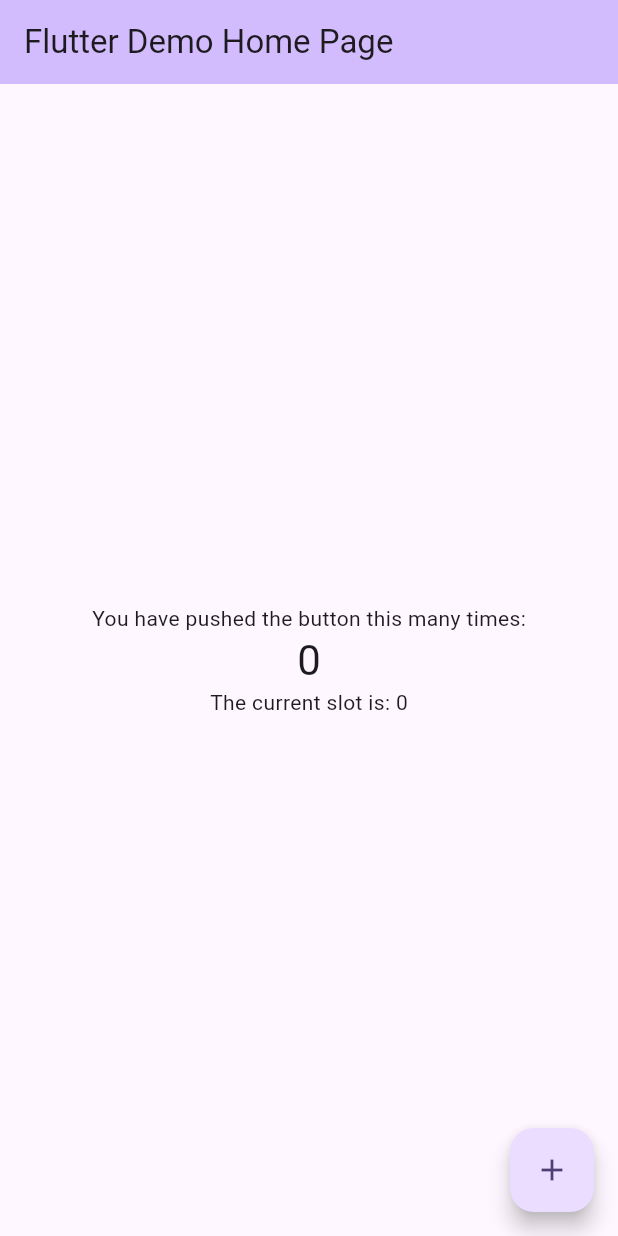
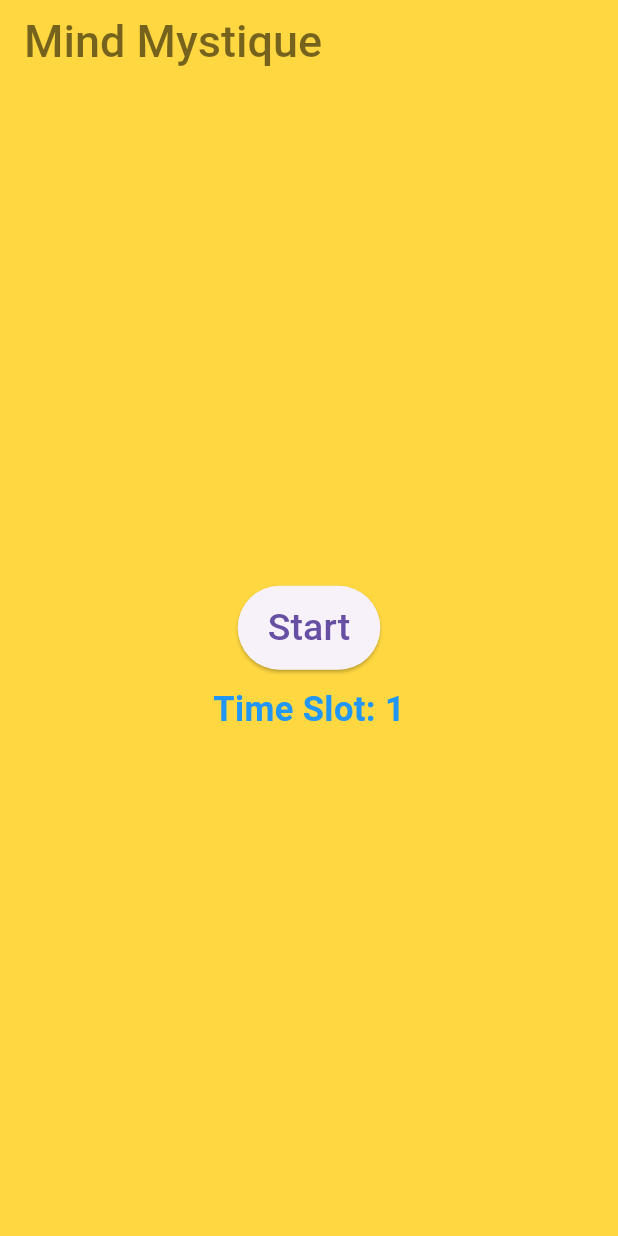
Before and after one commit to abhidhadke/mind_mystique_codefiesta_2024, a Flutter app: the screen it shows after launch, on a phone screen of 412 x 824 dp. Run offline on Flutter 3.47's test engine with Material 3 defaults, Android fonts, the phone set to English and light mode, and no system bars.

Commit message:
UI created

```diff
--- /dev/null
+++ b/lib/Screens/start_page/start_page.dart
@@ -0,0 +1,119 @@
+import 'package:flutter/material.dart';
+import 'package:mind_mystique/Screens/quiz_page/quiz_page.dart';
+
+class StartPage extends StatefulWidget {
+  const StartPage({super.key});
+
+  @override
+  State<StartPage> createState() => _StartPageState();
+}
+
+class _StartPageState extends State<StartPage> {
+  int timeSlot = 1;
+
+  checkTimeSlot() {}
+
+  @override
+  void initState() {
+    checkTimeSlot();
+    super.initState();
+  }
+
+  @override
+  Widget build(BuildContext context) {
+    return Scaffold(
+      backgroundColor: Colors.amberAccent,
+      appBar: AppBar(
+        title: const Text(
+          'Mind Mystique',
+          style: TextStyle(
+              fontSize: 30, fontWeight: FontWeight.w500, color: Colors.black54),
+        ),
+        backgroundColor: Colors.transparent,
+      ),
+      body: Center(
+        child: Column(
+          mainAxisAlignment: MainAxisAlignment.center,
+          crossAxisAlignment: CrossAxisAlignment.center,
+          children: [
+            ElevatedButton(
+              onPressed: () {
+                showDialog(
+                    context: context,
+                    builder: (BuildContext context) {
+                      return AlertDialog(
+                        title: const Row(
+                          children: [
+                            Icon(
+                              Icons.report_gmailerrorred,
+                              color: Colors.red,
+                              size: 30,
+                            ),
+                            SizedBox(
+                              width: 10,
+                            ),
+                            Text("Alert"),
+                          ],
+                        ),
+                        content: const Text(
+                          "Once you start the quiz, avoid going back or closing the app. Doing so could lead to automatic disqualification.",
+                          style: TextStyle(fontSize: 16),
+                        ),
+                        actions: [
+                          TextButton(
+                              onPressed: () {
+                                Navigator.of(context).pop();
+                                Navigator.of(context).pushReplacement(
+                                    MaterialPageRoute(
+                                        builder: (_) => const QuizPage()));
+                              },
+                              child: const Text("Start",
+                                  style: TextStyle(fontSize: 18))),
+                          const SizedBox(
+                            width: 20,
+                          ),
+                          TextButton(
+                            onPressed: () {
+                              Navigator.of(context).pop();
+                            },
+                            style: const ButtonStyle(
+                                backgroundColor:
+                                    MaterialStatePropertyAll(Colors.redAccent),
+                                padding: MaterialStatePropertyAll(
+                                    EdgeInsets.fromLTRB(15, 10, 15, 10))),
+                            child: const Text(
+                              "Cancel",
+                              style:
+                                  TextStyle(color: Colors.white, fontSize: 18),
+                            ),
+                          )
+                        ],
+                      );
+                    });
+              },
+              style: const ButtonStyle(
+                  padding: MaterialStatePropertyAll(
+                      EdgeInsets.fromLTRB(20, 10, 20, 10))),
+              child: const Text(
+                'Start',
+                style: TextStyle(
+                  fontSize: 25,
+                ),
+              ),
+            ),
+            const SizedBox(
+              height: 10,
+            ),
+            Text(
+              'Time Slot: $timeSlot',
+              style: const TextStyle(
+                  fontSize: 23,
+                  fontWeight: FontWeight.w600,
+                  color: Colors.blue),
+            )
+          ],
+        ),
+      ),
+    );
+  }
+}
--- a/lib/main.dart
+++ b/lib/main.dart
@@ -1,5 +1,5 @@
 import 'package:flutter/material.dart';
-import 'Data/Slots.dart' as slot;
+import 'package:mind_mystique/Screens/start_page/start_page.dart';
 
 void main() {
   runApp(const MyApp());
@@ -11,118 +11,10 @@ class MyApp extends StatelessWidget {
   // This widget is the root of your application.
   @override
   Widget build(BuildContext context) {
-    return MaterialApp(
+    return const MaterialApp(
+      title: 'Flutter Demo',
       debugShowCheckedModeBanner: false,
-      title: 'Flutter Demo',
-      theme: ThemeData(
-        // This is the theme of your application.
-        //
-        // TRY THIS: Try running your application with "flutter run". You'll see
-        // the application has a purple toolbar. Then, without quitting the app,
-        // try changing the seedColor in the colorScheme below to Colors.green
-        // and then invoke "hot reload" (save your changes or press the "hot
-        // reload" button in a Flutter-supported IDE, or press "r" if you used
-        // the command line to start the app).
-        //
-        // Notice that the counter didn't reset back to zero; the application
-        // state is not lost during the reload. To reset the state, use hot
-        // restart instead.
-        //
-        // This works for code too, not just values: Most code changes can be
-        // tested with just a hot reload.
-        colorScheme: ColorScheme.fromSeed(seedColor: Colors.deepPurple),
-        useMaterial3: true,
-      ),
-      home: const MyHomePage(title: 'Flutter Demo Home Page'),
+      home: StartPage(),
     );
   }
 }
-
-class MyHomePage extends StatefulWidget {
-  const MyHomePage({super.key, required this.title});
-
-  // This widget is the home page of your application. It is stateful, meaning
-  // that it has a State object (defined below) that contains fields that affect
-  // how it looks.
-
-  // This class is the configuration for the state. It holds the values (in this
-  // case the title) provided by the parent (in this case the App widget) and
-  // used by the build method of the State. Fields in a Widget subclass are
-  // always marked "final".
-
-  final String title;
-
-  @override
-  State<MyHomePage> createState() => _MyHomePageState();
-}
-
-class _MyHomePageState extends State<MyHomePage> {
-  int _counter = 0;
-
-  void _incrementCounter() {
-    setState(() {
-      // This call to setState tells the Flutter framework that something has
-      // changed in this State, which causes it to rerun the build method below
-      // so that the display can reflect the updated values. If we changed
-      // _counter without calling setState(), then the build method would not be
-      // called again, and so nothing would appear to happen.
-      _counter++;
-    });
-  }
-
-  @override
-  Widget build(BuildContext context) {
-    // This method is rerun every time setState is called, for instance as done
-    // by the _incrementCounter method above.
-    //
-    // The Flutter framework has been optimized to make rerunning build methods
-    // fast, so that you can just rebuild anything that needs updating rather
-    // than having to individually change instances of widgets.
-    return Scaffold(
-      appBar: AppBar(
-        // TRY THIS: Try changing the color here to a specific color (to
-        // Colors.amber, perhaps?) and trigger a hot reload to see the AppBar
-        // change color while the other colors stay the same.
-        backgroundColor: Theme.of(context).colorScheme.inversePrimary,
-        // Here we take the value from the MyHomePage object that was created by
-        // the App.build method, and use it to set our appbar title.
-        title: Text(widget.title),
-      ),
-      body: Center(
-        // Center is a layout widget. It takes a single child and positions it
-        // in the middle of the parent.
-        child: Column(
-          // Column is also a layout widget. It takes a list of children and
-          // arranges them vertically. By default, it sizes itself to fit its
-          // children horizontally, and tries to be as tall as its parent.
-          //
-          // Column has various properties to control how it sizes itself and
-          // how it positions its children. Here we use mainAxisAlignment to
-          // center the children vertically; the main axis here is the vertical
-          // axis because Columns are vertical (the cross axis would be
-          // horizontal).
-          //
-          // TRY THIS: Invoke "debug painting" (choose the "Toggle Debug Paint"
-          // action in the IDE, or press "p" in the console), to see the
-          // wireframe for each widget.
-          mainAxisAlignment: MainAxisAlignment.center,
-          children: <Widget>[
-            const Text(
-              'You have pushed the button this many times:',
-            ),
-            Text(
-              '$_counter',
-              style: Theme.of(context).textTheme.headlineMedium,
-            ),
-            Text('The current slot is: ' + '${slot.SlotNumber(DateTime.now())}')
-          ],
-        ),
-      ),
-      floatingActionButton: FloatingActionButton(
-        onPressed: _incrementCounter,
-        tooltip: 'Increment',
-        child: const Icon(Icons.add),
-      ), // This trailing comma makes auto-formatting nicer for build methods.
-    );
-  }
-}
```
Also changed, not shown: lib/Screens/quiz_page/quiz_page.dart (added, +74 -0 lines).
